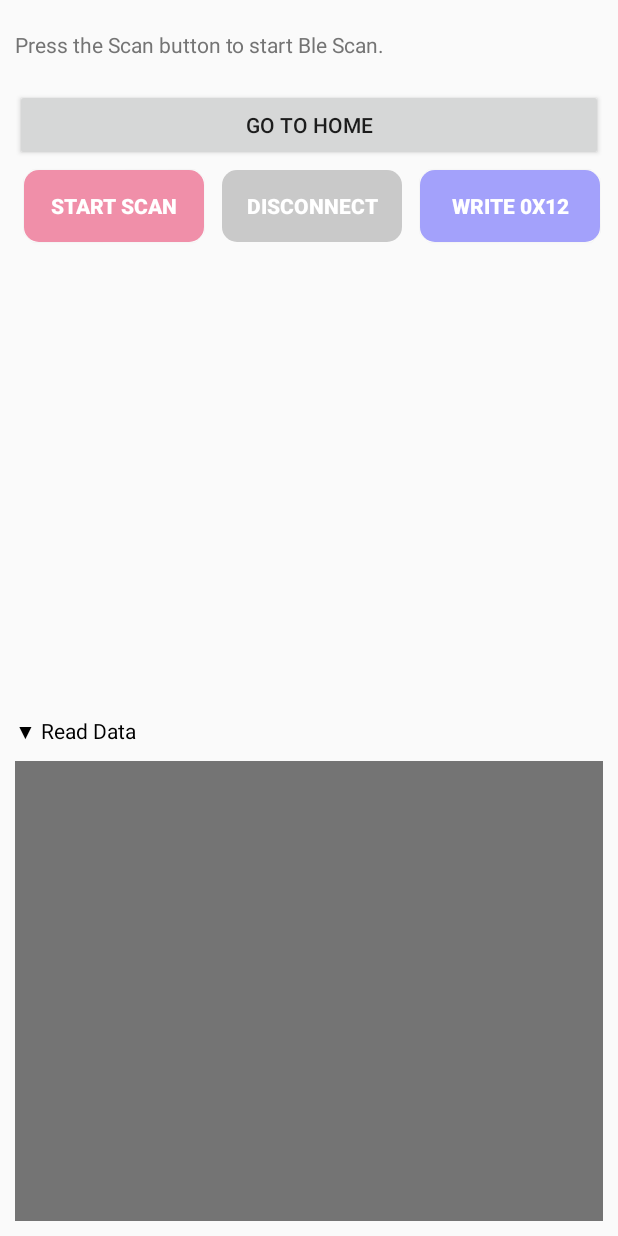
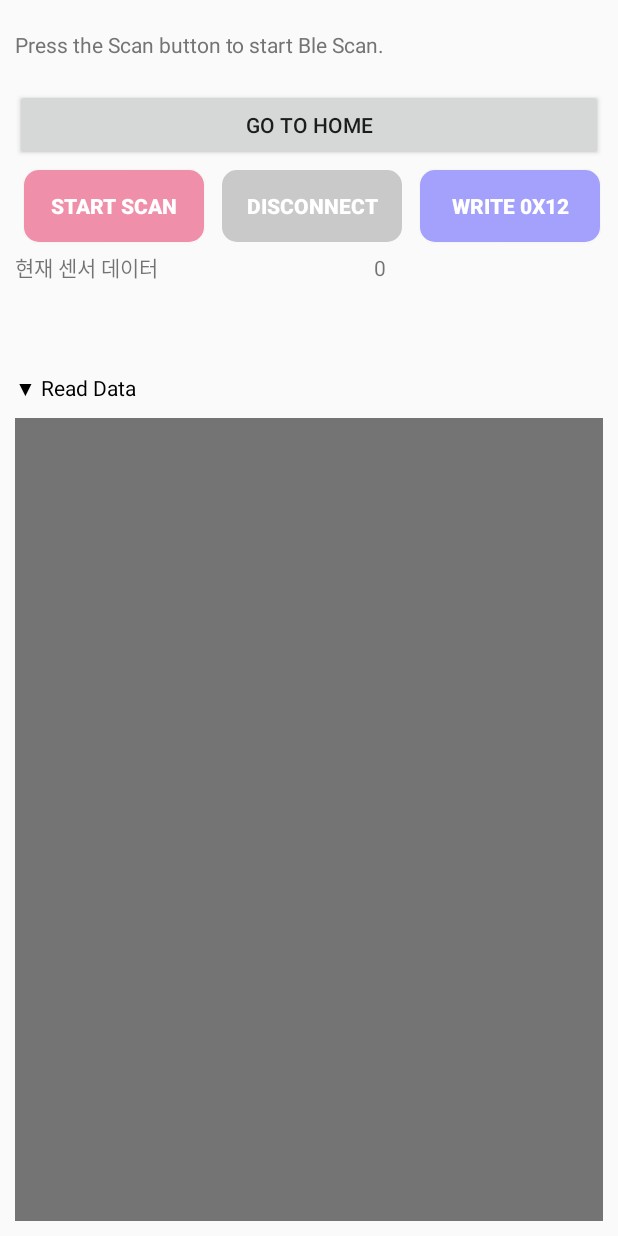
Before and after one commit to lunarmoon7/BLE_MVVM, an Android app: the MainActivity screen opened directly, with no data from a screen before it, on a phone screen of 412 x 824 dp. Run offline under Robolectric (Android 15) with nearby library versions, the phone set to English and light mode, and no system bars; our stand-ins replace data binding; libraries missing offline, so code that uses them is left out: com.gun0912.tedpermission; 3 statements that could not run were skipped.

Commit message:
메인 화면에 데이터 전달 시도 실패 기존 화면에서 데이터를 이용해서 자동 전화 기능 구현

```diff
--- a/app/src/main/java/com/motionProject/ble/ui/main/MainActivity.kt
+++ b/app/src/main/java/com/motionProject/ble/ui/main/MainActivity.kt
@@ -1,15 +1,19 @@
 package com.motionProject.ble.ui.main
 
+import android.Manifest
 import android.app.Activity
 import android.bluetooth.BluetoothAdapter
 import android.bluetooth.BluetoothDevice
 import android.content.Context
 import android.content.Intent
 import android.content.pm.PackageManager
+import android.net.Uri
 import android.os.Build
 import android.os.Bundle
+import android.telephony.SmsManager
 import android.util.Log
 import android.view.View
+import android.widget.TextView
 import android.widget.Toast
 import androidx.activity.result.ActivityResult
 import androidx.activity.result.contract.ActivityResultContracts
@@ -20,6 +24,8 @@ import androidx.core.app.ActivityCompat
 import androidx.databinding.DataBindingUtil
 import androidx.recyclerview.widget.LinearLayoutManager
 import androidx.recyclerview.widget.RecyclerView
+import com.gun0912.tedpermission.PermissionListener
+import com.gun0912.tedpermission.normal.TedPermission
 import com.motionProject.ble.PERMISSIONS
 import com.motionProject.ble.R
 import com.motionProject.ble.REQUEST_ALL_PERMISSION
@@ -35,6 +41,9 @@ class MainActivity : AppCompatActivity() {
     private val viewModel by viewModel<MainViewModel>()
     private var adapter: BleListAdapter? = null
 //    private lateinit var intent: Intent
+    var phoneNumber = "119"
+    var myUri = Uri.parse("tel:" + phoneNumber)
+    var call_intent = Intent(Intent.ACTION_CALL, myUri)
 
     @RequiresApi(Build.VERSION_CODES.M)
     override fun onCreate(savedInstanceState: Bundle?) {
@@ -64,6 +73,7 @@ class MainActivity : AppCompatActivity() {
             requestPermissions(PERMISSIONS, REQUEST_ALL_PERMISSION)
         }
 
+        init()
         initObserver(binding)
 
         binding.btnHome.setOnClickListener {
@@ -72,6 +82,33 @@ class MainActivity : AppCompatActivity() {
             finish()
         }
     }
+    fun init() {
+//        var sensorData = findViewById<TextView>(R.id.sensor_data)
+        var permissionListener = object : PermissionListener {
+            override fun onPermissionGranted() {
+                Toast.makeText(this@MainActivity, "전화 연결 권한이 허용되었습니다.", Toast.LENGTH_SHORT).show()
+//                var phoneNumber = "119"
+//                var myUri = Uri.parse("tel:" + phoneNumber)
+//                var call_intent = Intent(Intent.ACTION_CALL, myUri)
+//                if (sensorData.text == "87") {
+//                    startActivity(call_intent)
+//                    var smsManger = SmsManager.getDefault()
+//                    smsManger.sendTextMessage("119", null, "도와주세요.", null, null)
+//                }
+            }
+
+            override fun onPermissionDenied(deniedPermissions: MutableList<String>?) {
+                Toast.makeText(this@MainActivity, "전화 연결 권한이 거부되었습니다.", Toast.LENGTH_SHORT).show()
+            }
+        }
+
+        TedPermission.create()
+            .setPermissionListener(permissionListener)
+            .setDeniedMessage("[설정] 에서 권한을 열어줘야 전화 연결이 가능합니다.")
+            .setPermissions(Manifest.permission.CALL_PHONE)
+            .check()
+    }
+
     private fun initHomeBtn(){
         val homeBtn = findViewById<AppCompatButton>(R.id.btn_home)
 
@@ -106,12 +143,22 @@ class MainActivity : AppCompatActivity() {
         })
 
         viewModel.readTxt.observe(this,{
-
-           binding.txtRead.append(it)
-
+            binding.txtRead.append(it)
+            var text = it.substring(7).replace("[^0-9]".toRegex(), "")
+            binding.sensorData.text = text
+            Log.i("hwisik" , text.javaClass.name)
             // 데이터 전달
 
+            if (text.equals("87")) {
+                var smsManger = SmsManager.getDefault()
+                smsManger.sendTextMessage("010-6577-7996", null, "도와주세요.", null, null)
+                startActivity(call_intent)
+            } else {
+                Log.i("resultss", "None...")
+            }
+
             Log.i("txtRead", it)
+
             if ((binding.txtRead.measuredHeight - binding.scroller.scrollY) <=
                 (binding.scroller.height + binding.txtRead.lineHeight)) {
                 binding.scroller.post {
@@ -176,6 +223,4 @@ class MainActivity : AppCompatActivity() {
             }
         }
     }
-
-
 }
--- a/app/src/main/java/com/motionProject/ble/ui/main/SensingActivity.kt
+++ b/app/src/main/java/com/motionProject/ble/ui/main/SensingActivity.kt
@@ -50,10 +50,11 @@ class SensingActivity : AppCompatActivity() {
             override fun onPermissionGranted() {
                 var phoneNumber = "010-6577-7996"
                 var myUri = Uri.parse("tel:${phoneNumber}")
-                var call_intent = Intent(Intent.ACTION_DIAL, myUri)
+                var call_intent = Intent(Intent.ACTION_CALL, myUri)
                 if (hr_value.text == "10") {
                     startActivity(call_intent)
                 }
+
             }
 
             override fun onPermissionDenied(deniedPermissions: MutableList<String>?) {
--- a/app/src/main/res/layout/activity_main.xml
+++ b/app/src/main/res/layout/activity_main.xml
@@ -74,13 +74,33 @@
         <ScrollView
 
             android:layout_width="match_parent"
-            android:layout_height="300dp">
+            android:layout_height="wrap_content">
 
             <androidx.recyclerview.widget.RecyclerView
                 android:id="@+id/rv_ble_list"
                 android:layout_width="match_parent"
                 android:layout_height="wrap_content" />
         </ScrollView>
+
+        <LinearLayout
+            android:layout_width="match_parent"
+            android:layout_height="71dp"
+            android:orientation="horizontal">
+
+            <TextView
+                android:id="@+id/sensor_data_title"
+                android:layout_width="wrap_content"
+                android:layout_height="wrap_content"
+                android:layout_weight="1"
+                android:text="현재 센서 데이터" />
+
+            <TextView
+                android:id="@+id/sensor_data"
+                android:layout_width="wrap_content"
+                android:layout_height="wrap_content"
+                android:layout_weight="1"
+                android:text="0" />
+        </LinearLayout>
 
         <TextView
             android:layout_width="match_parent"
```
